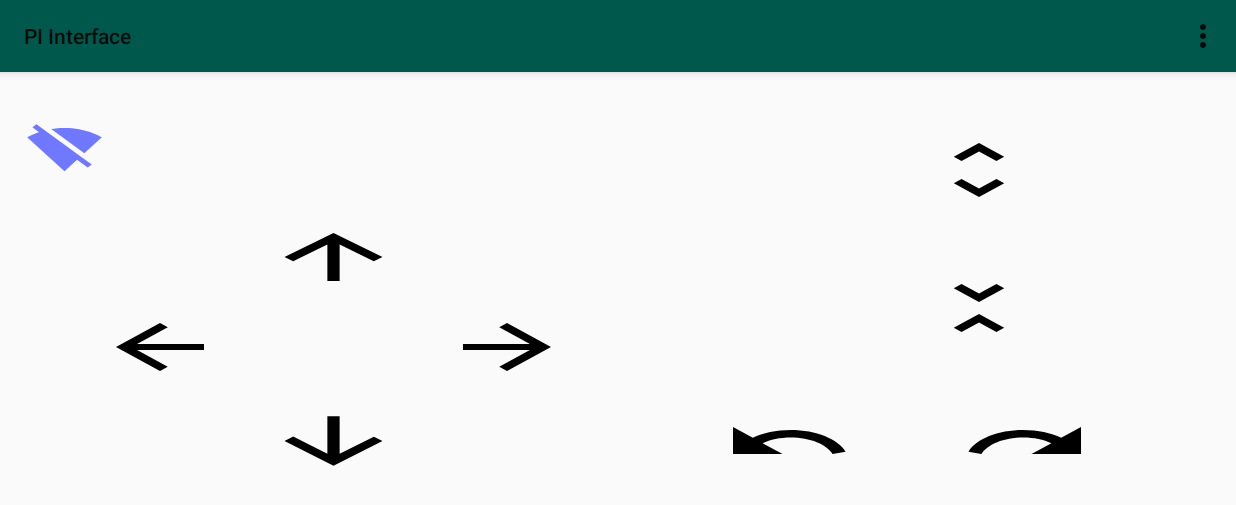
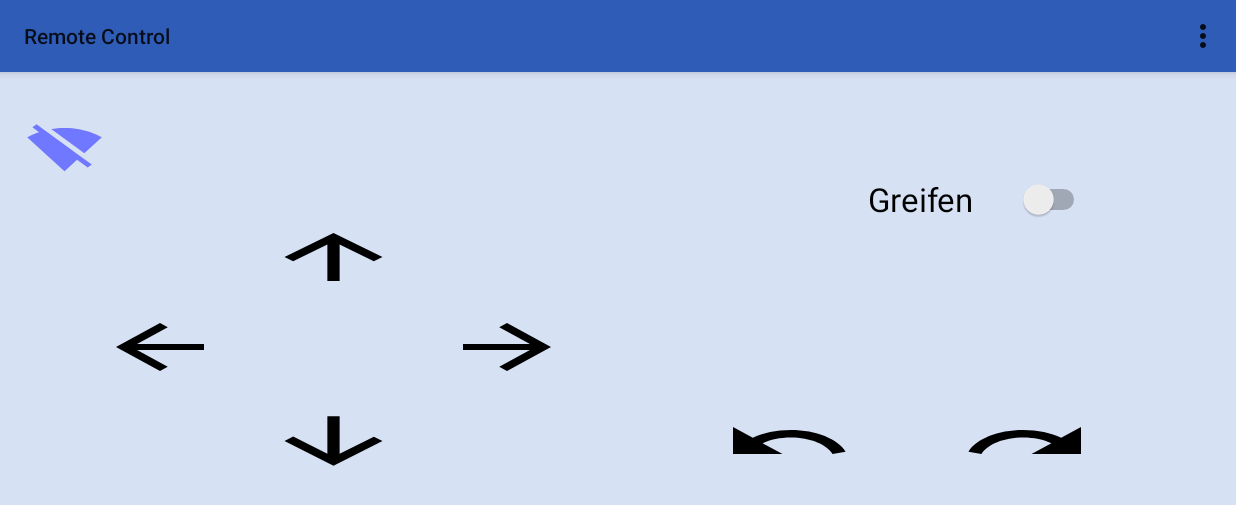
Before and after one commit to JoProt/Android-App-Robot, an Android app: the screen it shows after launch (MainActivity), after a tap on an icon or button, on a phone screen of 824 x 412 dp (held sideways). Shown: the top 505 px of the screen. Run offline under Robolectric (Android 15) with nearby library versions, the phone set to English and light mode, and no system bars.

Commit message:
implementet Switch Button

```diff
--- a/app/src/main/AndroidManifest.xml
+++ b/app/src/main/AndroidManifest.xml
@@ -7,7 +7,7 @@
     <application
         android:allowBackup="true"
         android:icon="@mipmap/ic_launcher"
-        android:label="@string/app_name"
+        android:label="Remote Control"
         android:roundIcon="@mipmap/ic_launcher_round"
         android:supportsRtl="true"
         android:theme="@style/Theme.AppCompat.Light.NoActionBar"
--- a/app/src/main/java/com/example/piinterface/Connection.java
+++ b/app/src/main/java/com/example/piinterface/Connection.java
@@ -1,8 +1,15 @@
 package com.example.piinterface;
+
+import android.app.Application;
+import android.content.Context;
+import android.system.ErrnoException;
+import android.widget.Toast;
 
 import java.io.IOException;
 import java.io.PrintWriter;
+import java.net.InetAddress;
 import java.net.Socket;
+import java.net.UnknownHostException;
 
 public class Connection {
     //Variablen ----------------------------------------------------
@@ -10,7 +17,8 @@ public class Connection {
     private static PrintWriter printWriter;
     static String ip = "";
     static int port = 0;
-    boolean connectionStatus = false;
+    boolean connected = false;
+    boolean isReachable = false;
     // ----------------------------------------------------------
 
     public Connection(String ipadresse, int portnummer) {
@@ -19,27 +27,28 @@ public class Connection {
     }
 
     public boolean open() {
-        if (!connectionStatus) {
+
+            if (connected == false) {
                 new Thread(new Runnable() {
                 @Override
                 public void run() {
                       try {
                             socket = new Socket(ip, port);
                             socket.setKeepAlive(true);
-                        connectionStatus = true;
+                            connected = true;
                             printWriter = new PrintWriter(socket.getOutputStream());
+                        } catch (IOException io) {
+                            connected = false;
 
-
-                    } catch (IOException io) {
-                        connectionStatus = false;
                             io.printStackTrace();
                         } catch (Exception e) {
-                        connectionStatus = false;
+                         connected = false;
                          e.printStackTrace();
                         }
                     }
             }).start();
-        } else {
+        }
+        else {  //connected == true -> click on image to disconnect connection
             try {
                 printWriter.close();
                 socket.close();
@@ -47,10 +56,11 @@ public class Connection {
             } catch (IOException e) {
                 e.printStackTrace();
             } finally {
-                connectionStatus = false;
+                connected = false;
             }
         }
-        return connectionStatus;
+        return connected;
+
     }
 
     public void send(final int msg) {
@@ -64,16 +74,13 @@ public class Connection {
         * msg == 6 -> CLOSE
         * msg == 7 -> CIRLCE LEFT
         * msg == 8 -> CIRLCE RIGHT
-        *
-        *
-        *
-        * */
-        if (connectionStatus) {
+        */
+        if (connected) {
                 new Thread(new Runnable() {
                     @Override
                     public void run() {
                         try {
-                            if (connectionStatus == true) {
+                            if (connected == true) {
                                 printWriter.write(String.valueOf(msg));
                                 printWriter.flush();
                             }
@@ -85,15 +92,15 @@ public class Connection {
         }
     }
 
-        public boolean close () {
+    public void close () {
             try {
                 printWriter.close();
                 socket.close();
+                connected = false;
             } catch (IOException e) {
                 e.printStackTrace();
             }
-            connectionStatus = false;
-            return connectionStatus;
+
 
         }
 
--- a/app/src/main/res/layout/activity_main.xml
+++ b/app/src/main/res/layout/activity_main.xml
@@ -6,18 +6,20 @@
     xmlns:tools="http://schemas.android.com/tools"
     android:layout_width="match_parent"
     android:layout_height="match_parent"
-    tools:context=".MainActivity">
+    tools:context=".MainActivity"
+    android:background="#d7e1f4">
+
 
     <android.support.v7.widget.Toolbar
         android:id="@+id/my_toolbar"
         android:layout_width="match_parent"
         android:layout_height="?attr/actionBarSize"
-        android:background="#00574B"
+        android:background="#2f5cb6"
         android:clickable="true"
         android:elevation="4dp"
         android:theme="@style/ThemeOverlay.AppCompat.ActionBar"
         app:popupTheme="@style/ThemeOverlay.AppCompat.Light"
-        app:title="PI Interface"
+        app:title="Remote Control"
         tools:layout_editor_absoluteX="0dp" />
 
 
@@ -90,40 +92,6 @@
         app:layout_constraintVertical_bias="0.754" />
 
     <Button
-        android:id="@+id/buttonOPEN"
-        android:layout_width="wrap_content"
-        android:layout_height="wrap_content"
-        android:layout_marginStart="8dp"
-        android:layout_marginTop="8dp"
-        android:layout_marginEnd="8dp"
-        android:layout_marginBottom="8dp"
-        android:background="@drawable/ic_open_24dp"
-        android:onClick="OnClickOpen"
-        app:layout_constraintBottom_toBottomOf="parent"
-        app:layout_constraintEnd_toEndOf="parent"
-        app:layout_constraintHorizontal_bias="0.834"
-        app:layout_constraintStart_toStartOf="parent"
-        app:layout_constraintTop_toTopOf="parent"
-        app:layout_constraintVertical_bias="0.233" />
-
-    <Button
-        android:id="@+id/buttonCLOSE"
-        android:layout_width="wrap_content"
-        android:layout_height="wrap_content"
-        android:layout_marginStart="8dp"
-        android:layout_marginTop="8dp"
-        android:layout_marginEnd="8dp"
-        android:layout_marginBottom="8dp"
-        android:background="@drawable/ic_close_24dp"
-        android:onClick="OnClickClose"
-        app:layout_constraintBottom_toBottomOf="parent"
-        app:layout_constraintEnd_toEndOf="parent"
-        app:layout_constraintHorizontal_bias="0.834"
-        app:layout_constraintStart_toStartOf="parent"
-        app:layout_constraintTop_toTopOf="parent"
-        app:layout_constraintVertical_bias="0.498" />
-
-    <Button
         android:id="@+id/buttonCIRCLEFT"
         android:layout_width="wrap_content"
         android:layout_height="wrap_content"
@@ -177,4 +145,26 @@
         app:layout_constraintVertical_bias="0.203"
         />
 
+    <Switch
+        android:id="@+id/grapSwitch"
+        android:layout_width="148dp"
+        android:layout_height="90dp"
+        android:layout_marginStart="8dp"
+        android:layout_marginTop="8dp"
+        android:layout_marginEnd="8dp"
+        android:layout_marginBottom="8dp"
+        android:checked="false"
+        android:onClick="GrapMethod"
+        android:splitTrack="false"
+        android:switchTextAppearance="@style/TextAppearance.AppCompat.Small"
+        android:text="Greifen"
+        android:textAppearance="@style/TextAppearance.AppCompat.Large"
+        app:layout_constraintBottom_toBottomOf="parent"
+        app:layout_constraintEnd_toEndOf="parent"
+        app:layout_constraintHorizontal_bias="0.865"
+        app:layout_constraintStart_toStartOf="parent"
+        app:layout_constraintTop_toTopOf="parent"
+        app:layout_constraintVertical_bias="0.262"
+        tools:checked="false" />
+
 </android.support.constraint.ConstraintLayout>
```
Also changed, not shown: app/src/main/java/com/example/piinterface/MainActivity.java (+102 -38 lines). Lines whose indentation alone changed are shown as unchanged.
